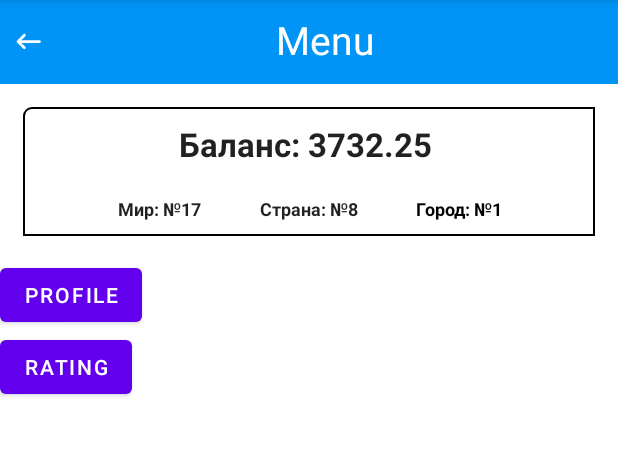
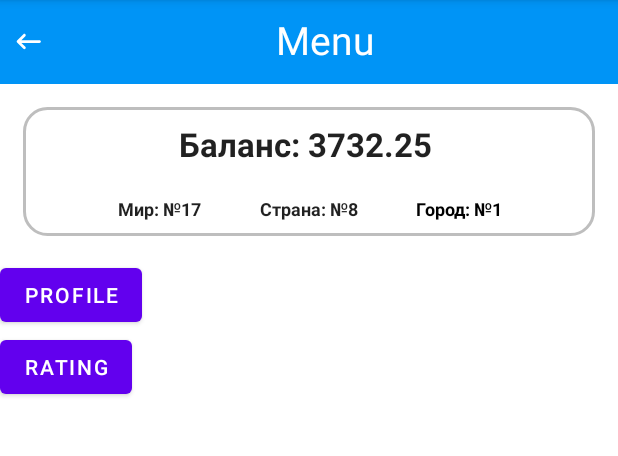
Before and after one commit to BrazhnikDA/Fobres, an Android app: the fragment MainFragment shown on its own in the app's theme, on a phone screen of 412 x 824 dp, the part 84-540 px from its top. Run offline under Robolectric (Android 15) with nearby library versions, the light colour scheme and no system bars.

Commit message:
radius update

```diff
--- a/app/src/main/res/drawable/background_for_rating_list.xml
+++ b/app/src/main/res/drawable/background_for_rating_list.xml
@@ -1,11 +1,12 @@
 <shape xmlns:android="http://schemas.android.com/apk/res/android"
     android:shape="rectangle">
     <corners
-        android:radius="5dp"
-        android:topRightRadius="0dp"
-        android:bottomRightRadius="0dp"
-        android:bottomLeftRadius="0dp" />
+        android:radius="15dp"
+        android:topLeftRadius="15dp"
+        android:topRightRadius="15dp"
+        android:bottomRightRadius="15dp"
+        android:bottomLeftRadius="15dp" />
     <stroke
-        android:width="1dp"
-        android:color="@android:color/black" />
+        android:width="2dp"
+        android:color="@android:color/secondary_text_dark_nodisable" />
 </shape>
```
